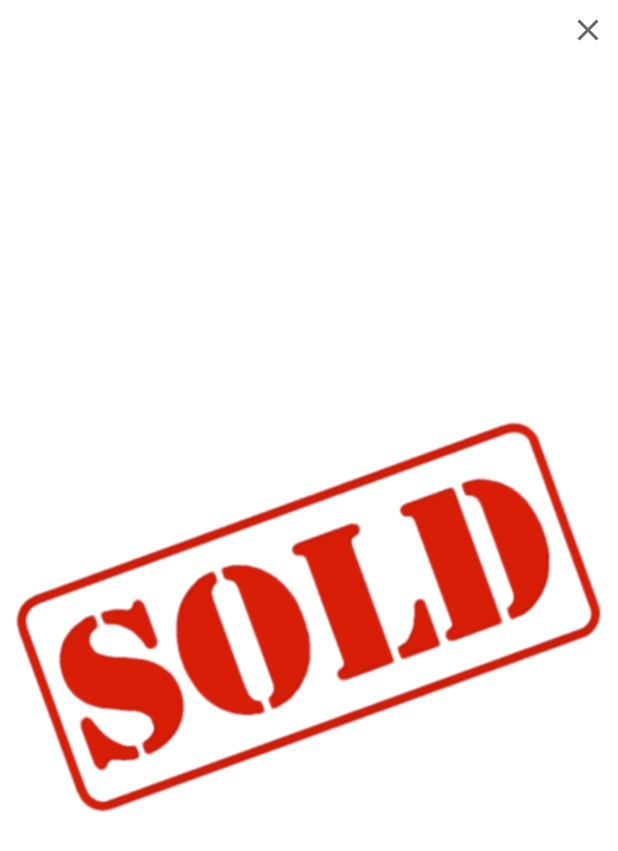
After one commit to HalTobin/P9_RealEstateManager, an Android app: the layout dialog_image_and_videos_preview.xml on its own in the app's theme, with its tools: preview values and no code run, on a phone screen of 412 x 824 dp. The commit adds this screen. Shown: the top 851 px of the screen. Run offline under Robolectric (Android 15) with nearby library versions, the phone set to English and light mode, and no system bars.

Commit message:
the user can now visualize in fullscreen pictures and videos

```diff
--- a/app/build.gradle
+++ b/app/build.gradle
@@ -111,6 +111,9 @@ dependencies {
     // Implementation of FloatingActionButton with several features
     implementation 'com.getbase:floatingactionbutton:1.10.1'
 
+    // Library to display a list of images in fullsceen
+    implementation 'com.github.stfalcon-studio:StfalconImageViewer:v1.0.1'
+
     // Room Database
     implementation "androidx.room:room-runtime:2.4.2"
     kapt "androidx.room:room-compiler:2.4.2"
--- a/app/src/main/java/com/openclassrooms/realestatemanager/di/ViewModelModule.kt
+++ b/app/src/main/java/com/openclassrooms/realestatemanager/di/ViewModelModule.kt
@@ -32,6 +32,4 @@ object ViewModelModule {
         coordinatesRepository: CoordinatesRepository
     ): AddEditEstateViewModel = AddEditEstateViewModel(estateRepository, imageRepository, coordinatesRepository)
 
-
-
 }
--- /dev/null
+++ b/app/src/main/res/layout/dialog_image_and_videos_preview.xml
@@ -0,0 +1,36 @@
+<?xml version="1.0" encoding="utf-8"?>
+<androidx.constraintlayout.widget.ConstraintLayout xmlns:android="http://schemas.android.com/apk/res/android"
+    android:layout_width="match_parent"
+    android:layout_height="match_parent"
+    xmlns:app="http://schemas.android.com/apk/res-auto">
+
+    <ImageView
+        android:id="@+id/dialog_preview_bt_close"
+        android:layout_width="wrap_content"
+        android:layout_height="wrap_content"
+        android:src="@drawable/ic_close"
+        app:layout_constraintEnd_toEndOf="parent"
+        app:layout_constraintTop_toTopOf="parent"
+        android:layout_margin="8dp"/>
+
+    <ImageView
+        android:id="@+id/dialog_preview_image"
+        android:layout_width="match_parent"
+        android:layout_height="match_parent"
+        android:layout_margin="8dp"
+        android:scaleType="fitCenter"
+        android:visibility="visible"
+        android:src="@drawable/sold"
+        app:layout_constraintBottom_toBottomOf="parent"
+        app:layout_constraintTop_toBottomOf="@id/dialog_preview_bt_close" />
+
+    <VideoView
+        android:id="@+id/dialog_preview_video"
+        android:layout_width="match_parent"
+        android:layout_height="match_parent"
+        app:layout_constraintTop_toBottomOf="@id/dialog_preview_bt_close"
+        app:layout_constraintBottom_toBottomOf="parent"
+        android:layout_margin="8dp"
+        android:visibility="invisible"/>
+
+</androidx.constraintlayout.widget.ConstraintLayout>
--- a/app/src/main/res/layout/item_list_estate.xml
+++ b/app/src/main/res/layout/item_list_estate.xml
@@ -71,6 +71,7 @@
         android:layout_height="96dp"
         android:layout_marginEnd="8dp"
         android:scaleType="fitCenter"
+        android:src="@drawable/sold"
         app:layout_constraintBottom_toBottomOf="parent"
         app:layout_constraintStart_toEndOf="@id/item_estate_name"
         app:layout_constraintEnd_toEndOf="parent"
```
Also changed, not shown: app/src/main/java/com/openclassrooms/realestatemanager/base/BaseDialogFragment.kt (added, +45 -0 lines), app/src/main/java/com/openclassrooms/realestatemanager/ui/adapter/ListEstatePagerAdapter.kt (+2 -5 lines), app/src/main/java/com/openclassrooms/realestatemanager/ui/fragment/DetailsFragment.kt (+75 -3 lines), app/src/main/java/com/openclassrooms/realestatemanager/util/Utils.kt (+10 -25 lines), app/src/main/res/drawable-v24/ic_play_filled.xml (added, +10 -0 lines), app/src/main/res/drawable-v24/ic_video_media.xml (added, +10 -0 lines), app/src/main/res/layout/overlay_imageview.xml (added, +22 -0 lines).
